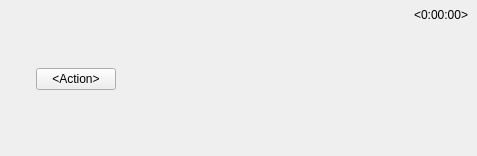
networkoptix/nx_open, file client/nx_client_desktop/src/nx/client/desktop/event_search/widgets/event_tile.ui: the form before one commit.
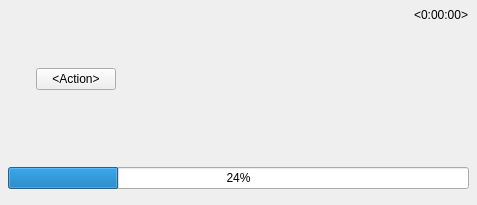
The form after the commit. Custom widgets are drawn as their Qt base class.

Commit message:
Progress informers (mostly implemented, but not used yet)
<==== Mercurial data ====>
Branch: vms

What changed in the file:
```diff
--- a/client/nx_client_desktop/src/nx/client/desktop/event_search/widgets/event_tile.ui
+++ b/client/nx_client_desktop/src/nx/client/desktop/event_search/widgets/event_tile.ui
@@ -7,7 +7,7 @@
     <x>0</x>
     <y>0</y>
     <width>477</width>
-    <height>156</height>
+    <height>205</height>
    </rect>
   </property>
   <layout class="QVBoxLayout" name="verticalLayout">
@@ -153,6 +153,34 @@
    <item>
     <widget class="QnBusyIndicatorWidget" name="busyIndicator" native="true"/>
    </item>
+   <item>
+    <widget class="QWidget" name="progressHolder" native="true">
+     <layout class="QVBoxLayout" name="verticalLayout_2">
+      <property name="spacing">
+       <number>8</number>
+      </property>
+      <property name="leftMargin">
+       <number>8</number>
+      </property>
+      <property name="topMargin">
+       <number>8</number>
+      </property>
+      <property name="rightMargin">
+       <number>8</number>
+      </property>
+      <property name="bottomMargin">
+       <number>8</number>
+      </property>
+      <item>
+       <widget class="QProgressBar" name="progressBar">
+        <property name="value">
+         <number>24</number>
+        </property>
+       </widget>
+      </item>
+     </layout>
+    </widget>
+   </item>
   </layout>
  </widget>
  <customwidgets>
```
Left out of the diff: 6 changed lines with no effect on the pictures. The commit also changes 9 other files.
